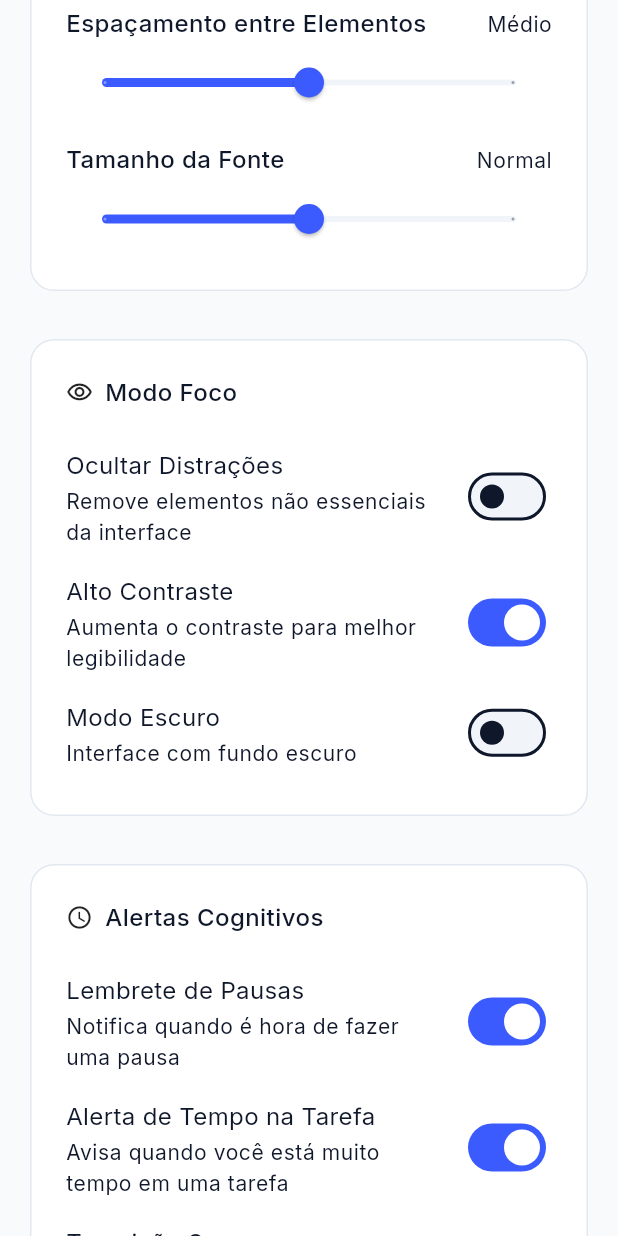
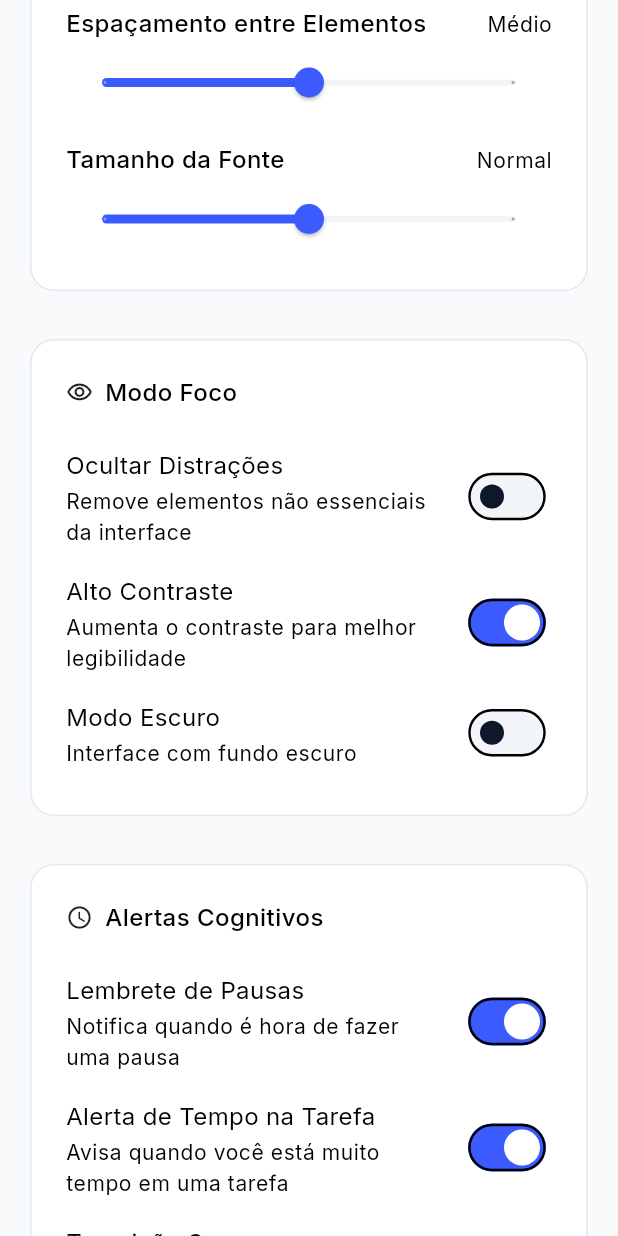
Before and after one commit to mindeaseapp/mindease-focus-tc5, a Flutter app: the ProfilePage screen opened by its route, scrolled down 576 dp, after a tap on "Alto Contraste", on a phone screen of 412 x 824 dp. Run offline on Flutter 3.47's test engine with Material 3 defaults, Android fonts, the light colour scheme and no system bars; our stand-ins replace supabase_flutter; accounts and stored records are empty.

Commit message:
feat: ajuste de alto contraste

```diff
--- a/lib/features/auth/presentation/controllers/theme_controller.dart
+++ b/lib/features/auth/presentation/controllers/theme_controller.dart
@@ -2,12 +2,23 @@ import 'package:flutter/material.dart';
 
 class ThemeController extends ChangeNotifier {
   ThemeMode _mode = ThemeMode.light;
+  bool _highContrast = false;
 
   ThemeMode get mode => _mode;
   bool get isDark => _mode == ThemeMode.dark;
 
+  bool get highContrast => _highContrast;
+
   void toggleDarkMode(bool value) {
-    _mode = value ? ThemeMode.dark : ThemeMode.light;
+    final next = value ? ThemeMode.dark : ThemeMode.light;
+    if (_mode == next) return; // ✅ evita notify à toa
+    _mode = next;
+    notifyListeners();
+  }
+
+  void toggleHighContrast(bool value) {
+    if (_highContrast == value) return;
+    _highContrast = value;
     notifyListeners();
   }
 }
--- a/lib/features/auth/presentation/pages/profile/profile_page.dart
+++ b/lib/features/auth/presentation/pages/profile/profile_page.dart
@@ -1,4 +1,6 @@
 import 'package:flutter/material.dart';
+import 'package:provider/provider.dart';
+
 import 'package:mindease_focus/features/auth/presentation/controllers/cognitive_panel_controller.dart';
 import 'package:mindease_focus/features/auth/presentation/controllers/profile_preferences_controller.dart';
 import 'package:mindease_focus/features/auth/presentation/pages/profile/models/profile_view_model.dart';
@@ -7,10 +9,11 @@ import 'package:mindease_focus/features/auth/presentation/pages/profile/widgets/
 import 'package:mindease_focus/features/auth/presentation/pages/profile/widgets/focus_mode_card.dart';
 import 'package:mindease_focus/features/auth/presentation/pages/profile/widgets/notifications_card.dart';
 import 'package:mindease_focus/features/auth/presentation/widgets/settings_tile.dart';
+import 'package:mindease_focus/features/auth/presentation/widgets/settings_section_card.dart';
 import 'package:mindease_focus/shared/layout/centered_constrained.dart';
 import 'package:mindease_focus/shared/tokens/app_sizes.dart';
 import 'package:mindease_focus/shared/tokens/app_spacing.dart';
-import 'package:mindease_focus/features/auth/presentation/widgets/settings_section_card.dart';
+
 class ProfilePage extends StatefulWidget {
   final ProfileViewModel viewModel;
 
@@ -27,22 +30,20 @@ class _ProfilePageState extends State<ProfilePage> {
   late final CognitivePanelController _cognitiveController =
       CognitivePanelController();
 
-  late final ProfilePreferencesController _prefsController =
-      ProfilePreferencesController();
-
   @override
   void dispose() {
     _cognitiveController.dispose();
-    _prefsController.dispose();
     super.dispose();
   }
 
   @override
   Widget build(BuildContext context) {
+    // ✅ usa a instância GLOBAL do Provider (main.dart)
+    final prefs = context.watch<ProfilePreferencesController>();
+
     return Scaffold(
       body: SafeArea(
         child: FocusTraversalGroup(
-          // ❗ NÃO pode const: OrderedTraversalPolicy não é const
           policy: OrderedTraversalPolicy(),
           child: CenteredConstrained(
             maxWidth: AppSizes.maxProfileWidth,
@@ -50,9 +51,13 @@ class _ProfilePageState extends State<ProfilePage> {
               horizontal: AppSpacing.pagePadding(context),
               vertical: AppSpacing.xl,
             ),
+
+            // ✅ IMPORTANTE: deixar scrollável (web/mobile + fontes grandes)
+            child: SingleChildScrollView(
+              physics: const AlwaysScrollableScrollPhysics(),
               child: Column(
                 mainAxisSize: MainAxisSize.min,
-              crossAxisAlignment: CrossAxisAlignment.stretch, // ✅ cards iguais
+                crossAxisAlignment: CrossAxisAlignment.stretch,
                 children: [
                   Center(
                     child: Column(
@@ -99,24 +104,27 @@ class _ProfilePageState extends State<ProfilePage> {
                   AppSpacing.gapLg,
 
                   // ==========================
-                // Card: Modo Foco
+                  // Card: Modo Foco (Provider global)
                   // ==========================
-                FocusModeCard(controller: _prefsController),
+                  const FocusModeCard(),
 
                   AppSpacing.gapLg,
 
                   // ==========================
                   // Card: Alertas Cognitivos
                   // ==========================
-                CognitiveAlertsCard(controller: _prefsController),
+                  CognitiveAlertsCard(controller: prefs),
 
                   AppSpacing.gapLg,
 
                   // ==========================
                   // Card: Notificações
                   // ==========================
-                NotificationsCard(controller: _prefsController),
+                  NotificationsCard(controller: prefs),
+
+                  AppSpacing.gapXl,
                 ],
+              ),
             ),
           ),
         ),
--- a/lib/features/auth/presentation/pages/profile/widgets/focus_mode_card.dart
+++ b/lib/features/auth/presentation/pages/profile/widgets/focus_mode_card.dart
@@ -7,58 +7,64 @@ import 'package:mindease_focus/features/auth/presentation/pages/profile/widgets/
 import 'package:mindease_focus/features/auth/presentation/widgets/settings_section_card.dart';
 
 class FocusModeCard extends StatelessWidget {
-  final ProfilePreferencesController controller;
-
-  const FocusModeCard({
-    super.key,
-    required this.controller,
-  });
+  const FocusModeCard({super.key});
 
   @override
   Widget build(BuildContext context) {
-    return AnimatedBuilder(
-      animation: controller,
-      builder: (context, _) {
+    final prefs = context.watch<ProfilePreferencesController>();
+    final theme = context.read<ThemeController>();
+
     return SettingsSectionCard(
       semanticsLabel: 'Modo Foco',
       icon: Icons.visibility_outlined,
       title: 'Modo Foco',
       children: [
+        // ✅ Regra Hacka: "reduzir estímulos visuais"
+        // Efeito visual é aplicado em widgets que leem prefs.hideDistractions
         ToggleSettingTile(
           title: 'Ocultar Distrações',
           subtitle: 'Remove elementos não essenciais da interface',
-              value: controller.hideDistractions,
-              onChanged: controller.setHideDistractions,
+          value: prefs.hideDistractions,
+          onChanged: prefs.setHideDistractions,
           semanticsLabel:
-                  'Ocultar distrações. ${controller.hideDistractions ? "Ativado" : "Desativado"}',
+              'Ocultar distrações. ${prefs.hideDistractions ? "Ativado" : "Desativado"}',
         ),
+
+        // ✅ Regra Hacka: "alto contraste" precisa refletir visualmente
         ToggleSettingTile(
           title: 'Alto Contraste',
           subtitle: 'Aumenta o contraste para melhor legibilidade',
-              value: controller.highContrast,
-              onChanged: controller.setHighContrast,
+          value: prefs.highContrast,
+          onChanged: (value) {
+            // 1) salva a preferência
+            prefs.setHighContrast(value);
+
+            // 2) aplica no app (tema global)
+            theme.toggleHighContrast(value);
+
+            // (opcional) se quiser: ao ligar alto contraste, desliga gradiente também?
+            // Isso fica a seu critério, mas pode ajudar acessibilidade.
+            // if (value && !prefs.hideDistractions) prefs.setHideDistractions(true);
+          },
           semanticsLabel:
-                  'Alto contraste. ${controller.highContrast ? "Ativado" : "Desativado"}',
+              'Alto contraste. ${prefs.highContrast ? "Ativado" : "Desativado"}',
         ),
 
-            // ✅ DARK MODE (preferências + tema global)
+        // ✅ Regra: modo escuro é global (MaterialApp.themeMode)
         ToggleSettingTile(
           title: 'Modo Escuro',
           subtitle: 'Interface com fundo escuro',
-              value: controller.darkMode,
+          value: prefs.darkMode,
           onChanged: (value) {
-                // 1) salva no controller local (preferências)
-                controller.setDarkMode(value);
+            // 1) salva a preferência
+            prefs.setDarkMode(value);
 
-                // 2) alterna o tema global do app
-                context.read<ThemeController>().toggleDarkMode(value);
+            // 2) aplica no app (tema global)
+            theme.toggleDarkMode(value);
           },
-              semanticsLabel:
-                  'Modo escuro. ${controller.darkMode ? "Ativado" : "Desativado"}',
+          semanticsLabel: 'Modo escuro. ${prefs.darkMode ? "Ativado" : "Desativado"}',
         ),
       ],
     );
-      },
-    );
   }
 }
--- a/lib/main.dart
+++ b/lib/main.dart
@@ -4,6 +4,7 @@ import 'package:supabase_flutter/supabase_flutter.dart';
 
 import 'package:mindease_focus/features/routes.dart';
 import 'package:mindease_focus/features/auth/presentation/controllers/theme_controller.dart';
+import 'package:mindease_focus/features/auth/presentation/controllers/profile_preferences_controller.dart';
 import 'package:mindease_focus/shared/tokens/app_theme.dart';
 
 Future<void> main() async {
@@ -15,8 +16,15 @@ Future<void> main() async {
   );
 
   runApp(
-    ChangeNotifierProvider<ThemeController>(
-      create: (_) => ThemeController(),
+    MultiProvider(
+      providers: [
+        ChangeNotifierProvider<ThemeController>(
+          create: (_) => ThemeController(),
+        ),
+        ChangeNotifierProvider<ProfilePreferencesController>(
+          create: (_) => ProfilePreferencesController(),
+        ),
+      ],
       child: const MindEaseApp(),
     ),
   );
@@ -28,13 +36,36 @@ class MindEaseApp extends StatelessWidget {
   @override
   Widget build(BuildContext context) {
     final themeController = context.watch<ThemeController>();
+    final prefs = context.watch<ProfilePreferencesController>();
 
     return MaterialApp(
       debugShowCheckedModeBanner: false,
       title: 'MindEase',
-      theme: AppTheme.light,
-      darkTheme: AppTheme.dark,
-      themeMode: themeController.mode, // ✅ aqui alterna Light/Dark
+
+      // ✅ Alto contraste aplica tema global
+      theme: themeController.highContrast
+          ? AppTheme.lightHighContrast
+          : AppTheme.light,
+      darkTheme: themeController.highContrast
+          ? AppTheme.darkHighContrast
+          : AppTheme.dark,
+
+      // ✅ Modo escuro global
+      themeMode: themeController.mode,
+
+      // ✅ Modo foco: efeito global (reduz estímulo)
+      builder: (context, child) {
+        final mq = MediaQuery.of(context);
+
+        return MediaQuery(
+          data: mq.copyWith(
+            // reduz estímulos (transições/animações) quando "Ocultar Distrações" está ligado
+            disableAnimations: prefs.hideDistractions,
+          ),
+          child: child ?? const SizedBox.shrink(),
+        );
+      },
+
       initialRoute: AppRoutes.login,
       routes: AppRoutes.routes,
     );
--- a/lib/shared/tokens/app_theme.dart
+++ b/lib/shared/tokens/app_theme.dart
@@ -45,7 +45,8 @@ class AppTheme {
       ),
       focusedBorder: OutlineInputBorder(
         borderRadius: BorderRadius.circular(AppSizes.inputBorderRadius),
-        borderSide: const BorderSide(color: AppColors.inputFocusedBorder, width: 2),
+        borderSide:
+            const BorderSide(color: AppColors.inputFocusedBorder, width: 2),
       ),
       errorBorder: OutlineInputBorder(
         borderRadius: BorderRadius.circular(AppSizes.inputBorderRadius),
@@ -53,7 +54,8 @@ class AppTheme {
       ),
       focusedErrorBorder: OutlineInputBorder(
         borderRadius: BorderRadius.circular(AppSizes.inputBorderRadius),
-        borderSide: const BorderSide(color: AppColors.inputErrorBorder, width: 2),
+        borderSide:
+            const BorderSide(color: AppColors.inputErrorBorder, width: 2),
       ),
       hintStyle: const TextStyle(color: AppColors.inputHint),
       labelStyle: const TextStyle(color: AppColors.textSecondary),
@@ -83,7 +85,6 @@ class AppTheme {
     brightness: Brightness.dark,
     colorScheme: AppColors.darkScheme,
     scaffoldBackgroundColor: AppColors.backgroundDark,
-
     fontFamily: AppTypography.fontFamily,
     textTheme: const TextTheme(
       displayLarge: AppTypography.displayLarge,
@@ -103,7 +104,6 @@ class AppTheme {
       displayColor: AppColors.textPrimaryDark,
     ),
 
-    // Inputs / Dropdown (DropdownButtonFormField usa InputDecoration)
     inputDecorationTheme: InputDecorationTheme(
       filled: true,
       fillColor: AppColors.inputBackgroundDark,
@@ -137,7 +137,6 @@ class AppTheme {
       errorStyle: AppTypography.error,
     ),
 
-    // Cards iguais no dark
     cardTheme: CardThemeData(
       color: AppColors.cardDark,
       elevation: AppSizes.cardElevation,
@@ -152,7 +151,6 @@ class AppTheme {
       space: AppSpacing.md,
     ),
 
-    // Switch / Slider com contraste bom
     switchTheme: SwitchThemeData(
       thumbColor: WidgetStateProperty.resolveWith((states) {
         if (states.contains(WidgetState.selected)) {
@@ -193,4 +191,71 @@ class AppTheme {
     splashColor: AppColors.primaryLight.withValues(alpha: AppOpacity.pressed),
     highlightColor: Colors.transparent,
   );
+
+  // ======================================================
+  // ✅ HIGH CONTRAST (Hacka - Acessibilidade Cognitiva)
+  // ======================================================
+
+  static ThemeData get lightHighContrast => _applyHighContrast(light);
+  static ThemeData get darkHighContrast => _applyHighContrast(dark);
+
+  /// ✅ reforço de contraste sem depender de token extra
+  static ThemeData _applyHighContrast(ThemeData base) {
+    final isDark = base.brightness == Brightness.dark;
+
+    // ✅ fallback garantido (não depende de AppColors.borderStrong)
+    final strongBorderColor = isDark ? Colors.white : Colors.black;
+
+    final strongBorder = BorderSide(
+      color: strongBorderColor,
+      width: 1.8,
+    );
+
+    final focusedBorder = BorderSide(
+      color: base.colorScheme.primary,
+      width: 3.0,
+    );
+
+    final textColor = isDark ? Colors.white : Colors.black;
+
+    return base.copyWith(
+      textTheme: base.textTheme.apply(
+        bodyColor: textColor,
+        displayColor: textColor,
+      ),
+
+      dividerTheme: base.dividerTheme.copyWith(
+        thickness: 1.6,
+        color: strongBorderColor,
+      ),
+
+      cardTheme: base.cardTheme.copyWith(
+        shape: RoundedRectangleBorder(
+          borderRadius: BorderRadius.circular(AppSizes.cardBorderRadius),
+          side: strongBorder,
+        ),
+      ),
+
+      inputDecorationTheme: base.inputDecorationTheme.copyWith(
+        border: OutlineInputBorder(
+          borderRadius: BorderRadius.circular(AppSizes.inputBorderRadius),
+          borderSide: strongBorder,
+        ),
+        enabledBorder: OutlineInputBorder(
+          borderRadius: BorderRadius.circular(AppSizes.inputBorderRadius),
+          borderSide: strongBorder,
+        ),
+        focusedBorder: OutlineInputBorder(
+          borderRadius: BorderRadius.circular(AppSizes.inputBorderRadius),
+          borderSide: focusedBorder,
+        ),
+      ),
+
+      // ✅ deixa o switch com contorno mais evidente (contraste perceptível)
+      switchTheme: base.switchTheme.copyWith(
+        trackOutlineColor: WidgetStatePropertyAll(strongBorderColor),
+        trackOutlineWidth: const WidgetStatePropertyAll(1.6),
+      ),
+    );
+  }
 }
--- a/lib/shared/widgets/gradient_panel.dart
+++ b/lib/shared/widgets/gradient_panel.dart
@@ -1,7 +1,10 @@
 import 'package:flutter/material.dart';
+import 'package:provider/provider.dart';
 
+import 'package:mindease_focus/features/auth/presentation/controllers/profile_preferences_controller.dart';
 import 'package:mindease_focus/shared/tokens/app_colors.dart';
 import 'package:mindease_focus/shared/tokens/app_spacing.dart';
+import 'package:mindease_focus/shared/tokens/app_sizes.dart';
 
 class GradientPanel extends StatelessWidget {
   final Widget child;
@@ -10,9 +13,27 @@ class GradientPanel extends StatelessWidget {
 
   @override
   Widget build(BuildContext context) {
-    return Container(
+    // ✅ NÃO quebra se essa tela não tiver o Provider acima dela
+    final hideDistractions = context.select<ProfilePreferencesController?, bool>(
+      (prefs) => prefs?.hideDistractions ?? false,
+    );
+
+    final theme = Theme.of(context);
+
+    return AnimatedContainer(
+      duration: const Duration(milliseconds: 180),
+      curve: Curves.easeOut,
       padding: const EdgeInsets.all(AppSpacing.xl),
-      decoration: const BoxDecoration(
+      decoration: hideDistractions
+          ? BoxDecoration(
+              // ✅ modo foco: reduz estímulo visual (hacka)
+              color: theme.colorScheme.surface,
+              borderRadius: BorderRadius.circular(AppSizes.cardBorderRadius),
+              border: Border.all(
+                color: theme.dividerColor.withValues(alpha: 0.7),
+              ),
+            )
+          : const BoxDecoration(
               gradient: LinearGradient(
                 colors: [
                   AppColors.gradientStart,
```
Lines whose indentation alone changed are shown as unchanged.
